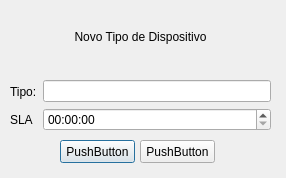
Old version of the form tipodisp.ui in the repository brunosr1985/TCC_NayBru.
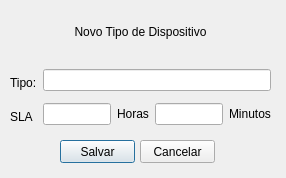
New version of the form.

```diff
--- a/tipodisp.ui
+++ b/tipodisp.ui
@@ -23,7 +23,7 @@
     </rect>
    </property>
    <property name="text">
-    <string>PushButton</string>
+    <string>Salvar</string>
    </property>
   </widget>
   <widget class="QPushButton" name="pushButton_2">
@@ -36,7 +36,7 @@
     </rect>
    </property>
    <property name="text">
-    <string>PushButton</string>
+    <string>Cancelar</string>
    </property>
   </widget>
   <widget class="QWidget" name="verticalLayoutWidget">
@@ -85,7 +85,28 @@
          <widget class="QLineEdit" name="lineEdit"/>
         </item>
         <item>
-         <widget class="QTimeEdit" name="timeEdit"/>
+         <layout class="QHBoxLayout" name="horizontalLayout_2">
+          <item>
+           <widget class="QLineEdit" name="horasSLA"/>
+          </item>
+          <item>
+           <widget class="QLabel" name="label_4">
+            <property name="text">
+             <string>Horas</string>
+            </property>
+           </widget>
+          </item>
+          <item>
+           <widget class="QLineEdit" name="minutosSLA"/>
+          </item>
+          <item>
+           <widget class="QLabel" name="label_5">
+            <property name="text">
+             <string>Minutos</string>
+            </property>
+           </widget>
+          </item>
+         </layout>
         </item>
        </layout>
       </item>
```
Left out of the diff: 6 changed lines with no effect on the pictures.
